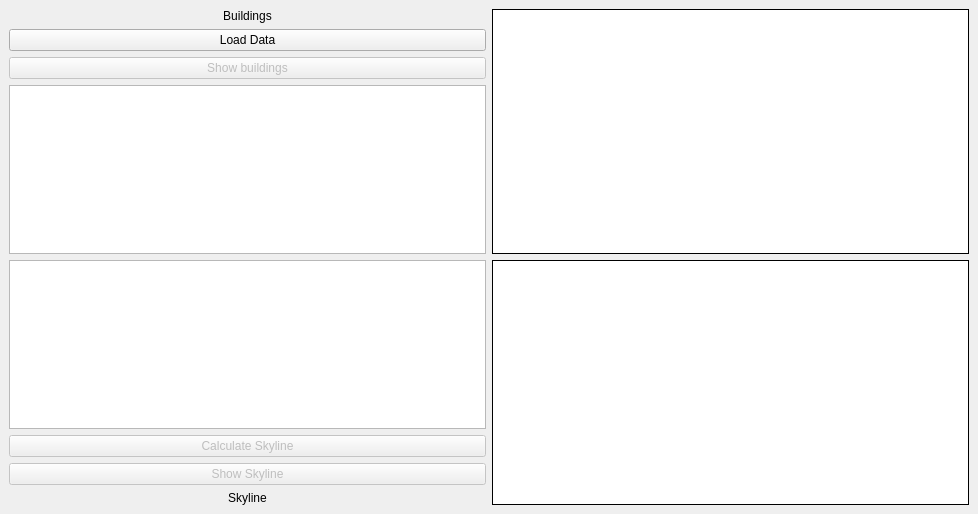
This is TheSkylineProblem/mainwindow.ui in nemanja-rsumovic/The-Skyline-Problem as Qt 5 draws it before an edit. The edited form follows.
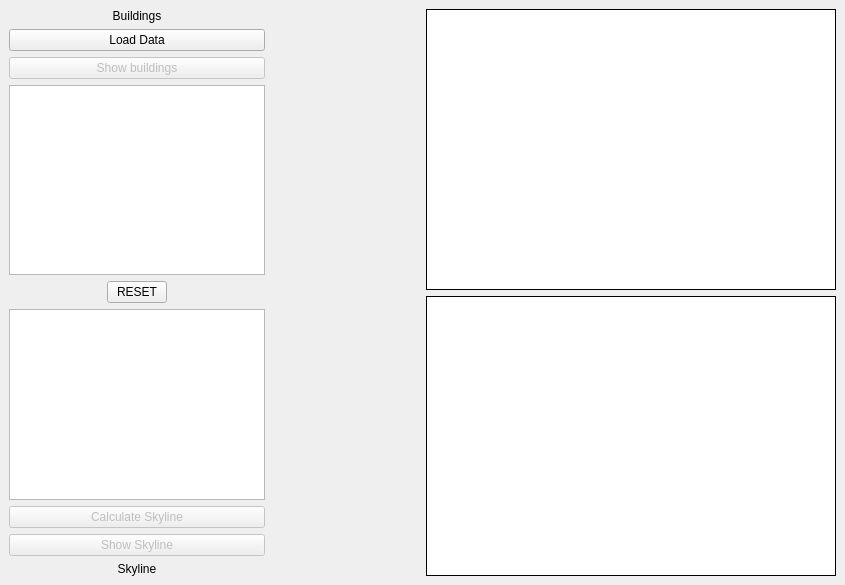
This is the edited form.

Commit message: reset button

Diff of the .ui file:
```diff
--- a/TheSkylineProblem/mainwindow.ui
+++ b/TheSkylineProblem/mainwindow.ui
@@ -6,8 +6,8 @@
    <rect>
     <x>0</x>
     <y>0</y>
-    <width>978</width>
-    <height>514</height>
+    <width>845</width>
+    <height>585</height>
    </rect>
   </property>
   <property name="windowTitle">
@@ -18,6 +18,8 @@
     <item>
      <layout class="QHBoxLayout" name="horizontalLayout">
       <item>
+       <layout class="QHBoxLayout" name="horizontalLayout_3">
+        <item>
        <layout class="QVBoxLayout" name="verticalLayout_2">
         <property name="rightMargin">
          <number>0</number>
@@ -56,6 +58,32 @@
           </property>
          </widget>
         </item>
+          <item>
+           <layout class="QHBoxLayout" name="horizontalLayout_4">
+            <item>
+             <widget class="QPushButton" name="pb_reset">
+              <property name="sizePolicy">
+               <sizepolicy hsizetype="Minimum" vsizetype="Fixed">
+                <horstretch>0</horstretch>
+                <verstretch>0</verstretch>
+               </sizepolicy>
+              </property>
+              <property name="maximumSize">
+               <size>
+                <width>60</width>
+                <height>30</height>
+               </size>
+              </property>
+              <property name="text">
+               <string>RESET</string>
+              </property>
+              <property name="flat">
+               <bool>false</bool>
+              </property>
+             </widget>
+            </item>
+           </layout>
+          </item>
         <item>
          <widget class="QTextEdit" name="te_skyline">
           <property name="readOnly">
@@ -92,6 +120,21 @@
            <set>Qt::AlignCenter</set>
           </property>
          </widget>
+          </item>
+         </layout>
+        </item>
+        <item>
+         <spacer name="horizontalSpacer">
+          <property name="orientation">
+           <enum>Qt::Horizontal</enum>
+          </property>
+          <property name="sizeHint" stdset="0">
+           <size>
+            <width>40</width>
+            <height>20</height>
+           </size>
+          </property>
+         </spacer>
         </item>
        </layout>
       </item>
```
Lines whose indentation alone changed are shown as unchanged. The commit also changes 2 other files.
